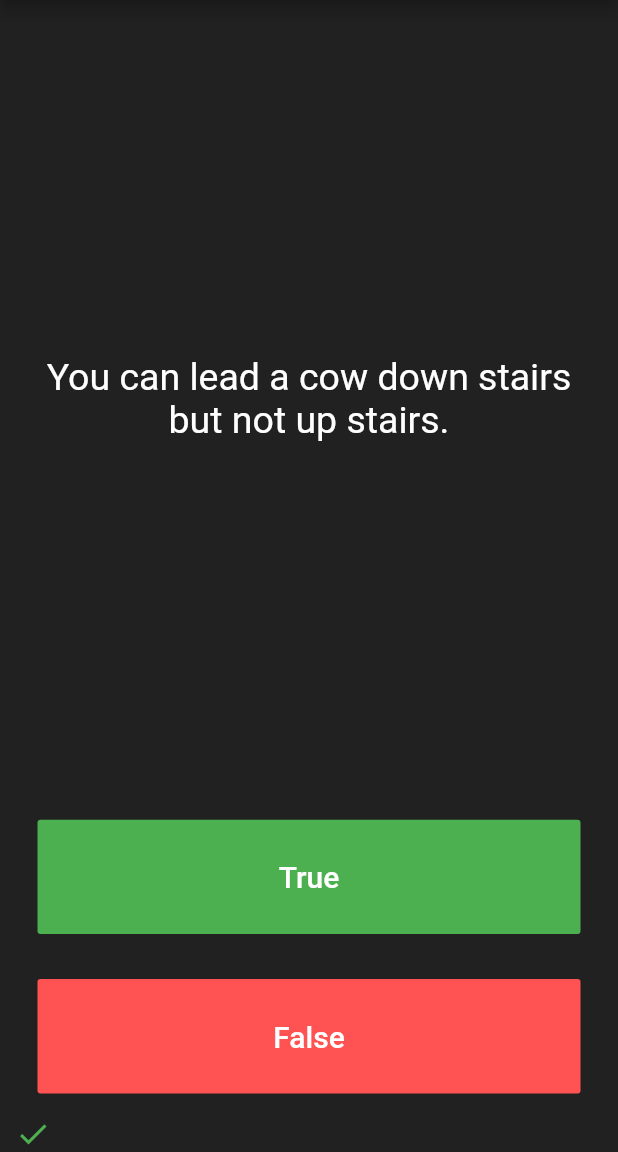
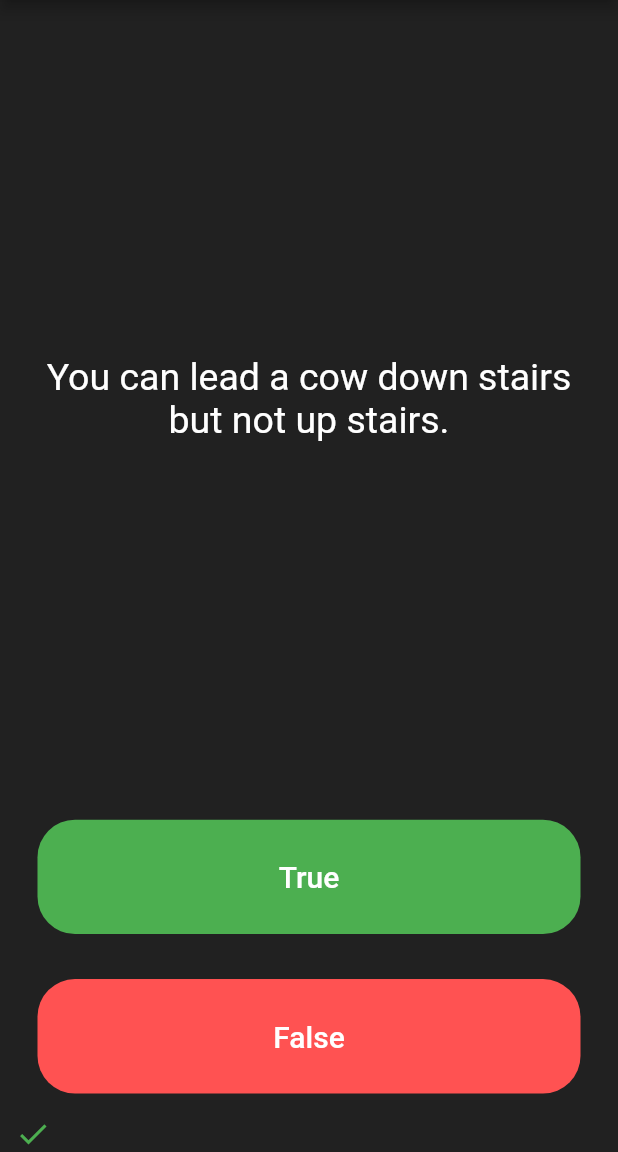
Before and after one commit to rishirajrsawant/QuizUp, a Flutter app: the screen it shows after launch, after a tap on "True", on a phone screen of 412 x 824 dp, the part 84-1236 px from its top. Run offline on Flutter 3.47's test engine with Material 2 defaults, Android fonts, the phone set to English and light mode, and no system bars; our stand-ins replace rflutter_alert.

Commit message:
v.2.1 - completed Quiz app - optimized the code - minor tweaking to FlatButtons
to do
- not as such but will try something new

```diff
--- a/lib/main.dart
+++ b/lib/main.dart
@@ -102,6 +102,9 @@ class _QuizPageState extends State<QuizPage> {
                   ),
                 ),
                 color: Colors.green,
+                shape: RoundedRectangleBorder(
+                  borderRadius: BorderRadius.circular(25.0),
+                ),
               ),
             ),
           ),
@@ -120,6 +123,9 @@ class _QuizPageState extends State<QuizPage> {
                   ),
                 ),
                 color: Colors.redAccent,
+                shape: RoundedRectangleBorder(
+                  borderRadius: BorderRadius.circular(25.0),
+                ),
               ),
             ),
           ),
--- a/lib/question.dart
+++ b/lib/question.dart
@@ -2,8 +2,5 @@ class Question {
   String questionText;
   bool questionAnswer;
 
-  Question(String q, bool a) {
-    questionText = q;
-    questionAnswer = a;
-  }
+  Question(this.questionText, this.questionAnswer);
 }
```
